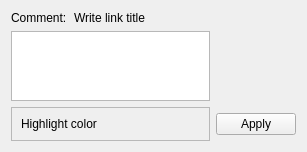
Qt form comments.ui (caronnee/pdfeditor) before a commit.
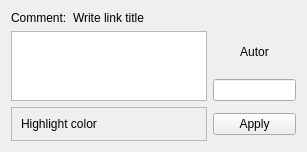
The same form after that commit. Custom widgets are drawn as their Qt base class.

```diff
--- a/comments.ui
+++ b/comments.ui
@@ -13,7 +13,7 @@
   <property name="windowTitle">
    <string>Add Annotation</string>
   </property>
-  <layout class="QGridLayout" name="gridLayout">
+  <layout class="QGridLayout" name="gridLayout" rowstretch="0,0,0,0,0" columnstretch="0,0,0,0">
    <item row="0" column="0">
     <widget class="QLabel" name="label">
      <property name="text">
@@ -21,7 +21,7 @@
      </property>
     </widget>
    </item>
-   <item row="3" column="0" colspan="3">
+   <item row="4" column="0" colspan="3">
     <widget class="QFrame" name="hFrame">
      <property name="frameShape">
       <enum>QFrame::StyledPanel</enum>
@@ -43,7 +43,7 @@
      </layout>
     </widget>
    </item>
-   <item row="3" column="3">
+   <item row="4" column="3">
     <widget class="QPushButton" name="apply">
      <property name="text">
       <string>Apply</string>
@@ -60,6 +60,32 @@
    <item row="1" column="0" rowspan="2" colspan="3">
     <widget class="QTextEdit" name="content"/>
    </item>
+   <item row="2" column="3">
+    <widget class="QLineEdit" name="author"/>
+   </item>
+   <item row="1" column="3">
+    <widget class="QLabel" name="label_3">
+     <property name="text">
+      <string>Autor</string>
+     </property>
+     <property name="alignment">
+      <set>Qt::AlignCenter</set>
+     </property>
+    </widget>
+   </item>
+   <item row="3" column="3">
+    <spacer name="verticalSpacer">
+     <property name="orientation">
+      <enum>Qt::Vertical</enum>
+     </property>
+     <property name="sizeHint" stdset="0">
+      <size>
+       <width>20</width>
+       <height>40</height>
+      </size>
+     </property>
+    </spacer>
+   </item>
   </layout>
  </widget>
  <customwidgets>
```
